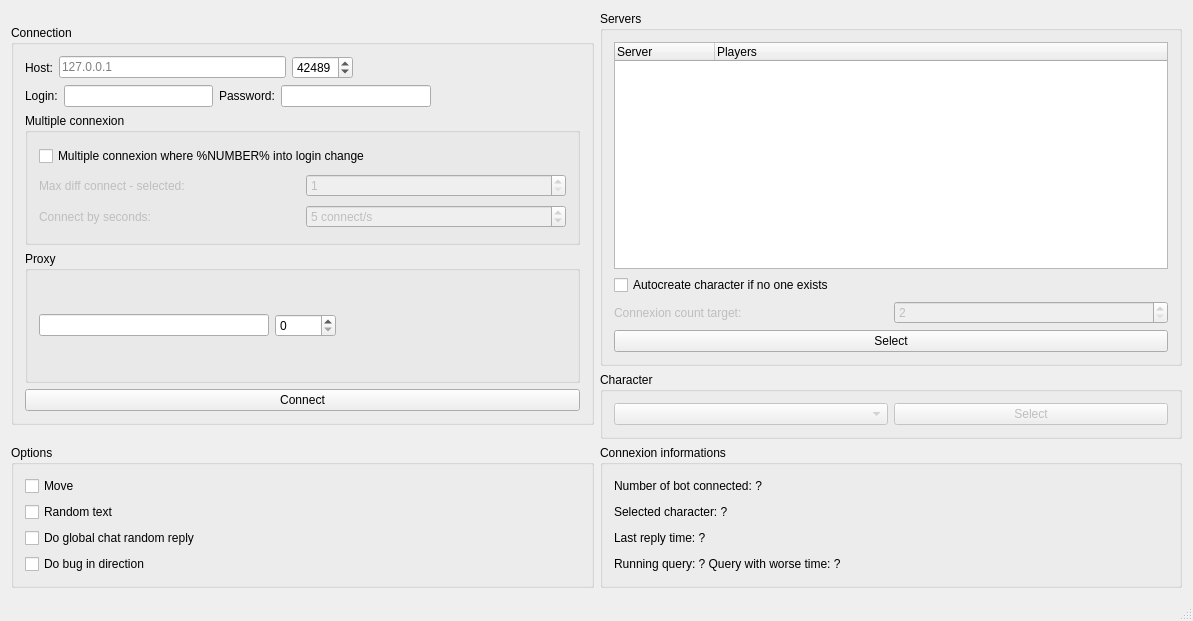
Above: tools/bot-actions/MainWindow.ui from alphaonex86/CatchChallenger before the change. Below: the same form after it.
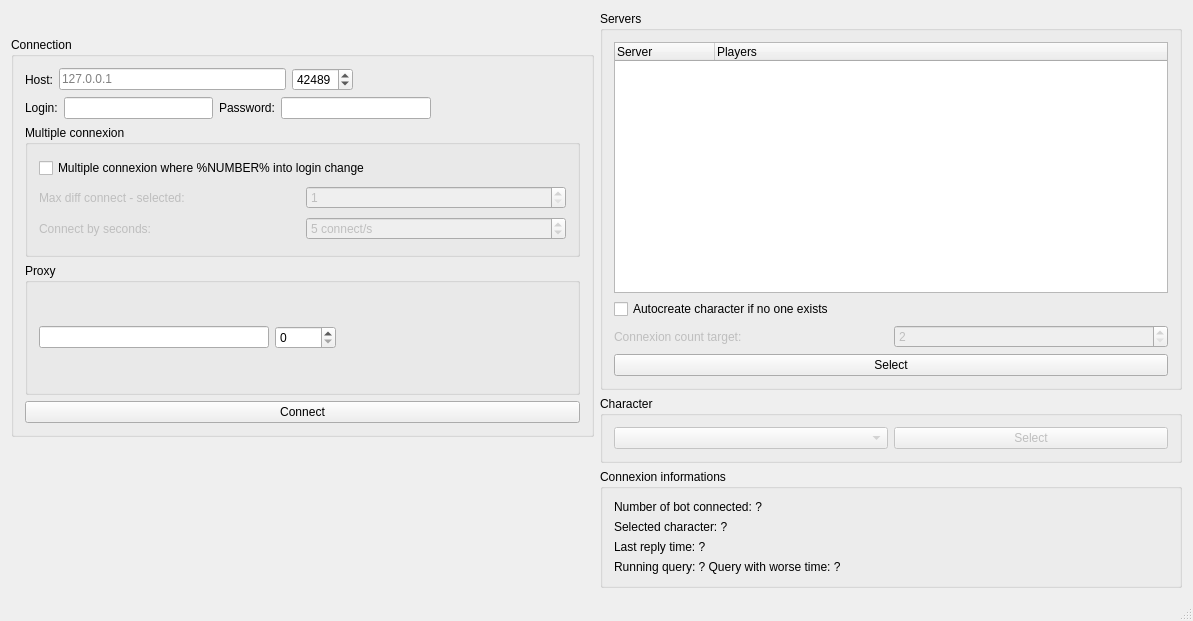
That is the form after the change.

Commit message: [Change] Continue on particular chat (tools)

```diff
--- a/tools/bot-actions/MainWindow.ui
+++ b/tools/bot-actions/MainWindow.ui
@@ -307,43 +307,6 @@
       </layout>
      </widget>
     </item>
-    <item row="2" column="0">
-     <widget class="QGroupBox" name="groupBox_3">
-      <property name="title">
-       <string>Options</string>
-      </property>
-      <layout class="QVBoxLayout" name="verticalLayout">
-       <item>
-        <widget class="QCheckBox" name="move">
-         <property name="text">
-          <string>Move</string>
-         </property>
-        </widget>
-       </item>
-       <item>
-        <widget class="QCheckBox" name="randomText">
-         <property name="text">
-          <string>Random text</string>
-         </property>
-        </widget>
-       </item>
-       <item>
-        <widget class="QCheckBox" name="chatRandomReply">
-         <property name="text">
-          <string>Do global chat random reply</string>
-         </property>
-        </widget>
-       </item>
-       <item>
-        <widget class="QCheckBox" name="bugInDirection">
-         <property name="text">
-          <string>Do bug in direction</string>
-         </property>
-        </widget>
-       </item>
-      </layout>
-     </widget>
-    </item>
     <item row="2" column="1">
      <widget class="QGroupBox" name="groupBox_5">
       <property name="title">
```
The commit also changes 6 other files.
